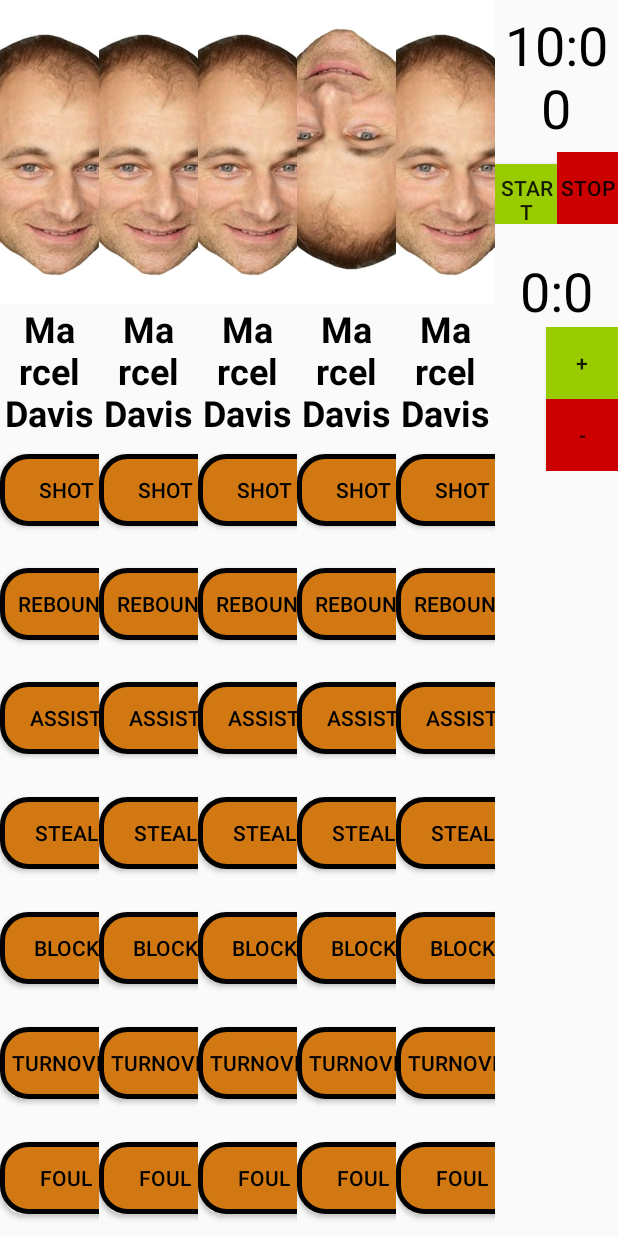
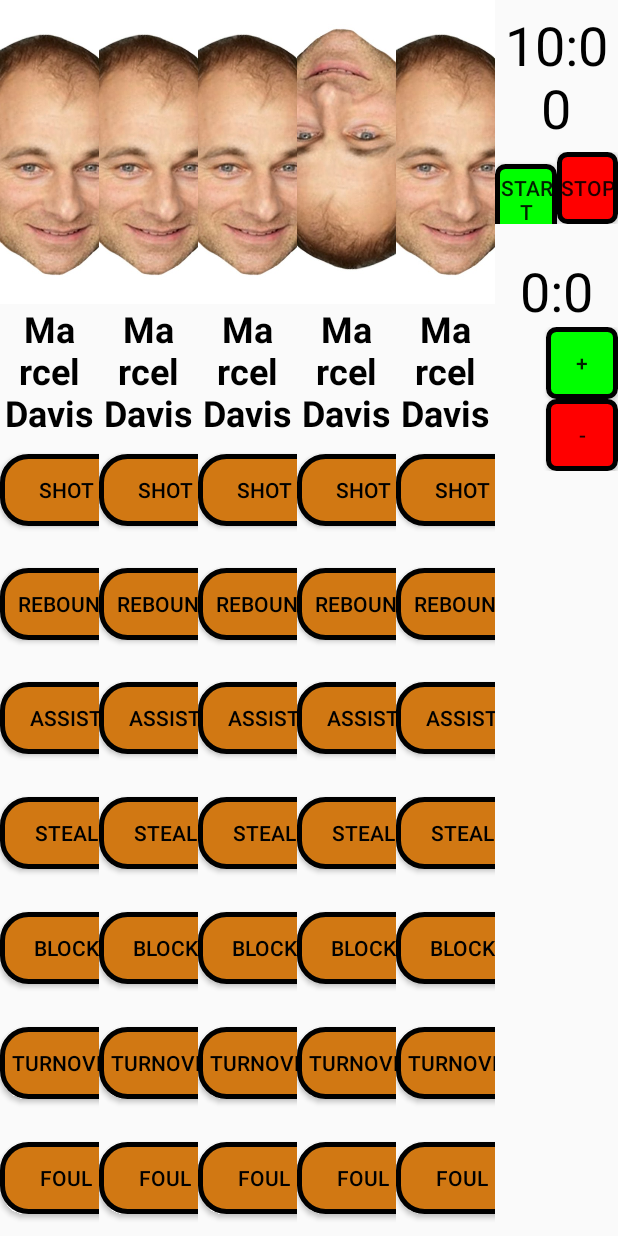
Before and after one commit to basketistics/basketistics0.1, an Android app: the screen it shows after launch (GameActivity), on a phone screen of 412 x 824 dp. Run offline under Robolectric (Android 15) with nearby library versions, the phone set to English and light mode, and no system bars.

Commit message:
Timerbuttons abgerunded

```diff
--- /dev/null
+++ b/app/src/main/res/drawable/timerbuttonshapegreen.xml
@@ -0,0 +1,13 @@
+<?xml version="1.0" encoding="utf-8"?>
+<shape xmlns:android="http://schemas.android.com/apk/res/android" android:shape="rectangle" >
+    <corners
+        android:radius="5dp"
+        />
+    <solid
+        android:color="#00FF00"
+        />
+    <stroke
+        android:width="3dp"
+        android:color="#000000"
+        />
+</shape>
--- /dev/null
+++ b/app/src/main/res/drawable/timerbuttonshapered.xml
@@ -0,0 +1,13 @@
+<?xml version="1.0" encoding="utf-8"?>
+<shape xmlns:android="http://schemas.android.com/apk/res/android" android:shape="rectangle" >
+    <corners
+        android:radius="5dp"
+        />
+    <solid
+        android:color="#FF0000"
+        />
+    <stroke
+        android:width="3dp"
+        android:color="#000000"
+        />
+</shape>
--- a/app/src/main/res/layout/activity_game.xml
+++ b/app/src/main/res/layout/activity_game.xml
@@ -1551,7 +1551,7 @@
                             android:layout_width="wrap_content"
                             android:layout_height="wrap_content"
                             android:layout_weight="1"
-                            android:background="@android:color/holo_green_light"
+                            android:background="@drawable/timerbuttonshapegreen"
                             android:backgroundTintMode="src_in"
                             android:text="Start"
                             tools:text="Start" />
@@ -1562,7 +1562,7 @@
                             android:layout_width="wrap_content"
                             android:layout_height="wrap_content"
                             android:layout_weight="1"
-                            android:background="@android:color/holo_red_dark"
+                            android:background="@drawable/timerbuttonshapered"
                             android:text="Stop"
                             tools:text="Stop" />
                     </LinearLayout>
@@ -1597,7 +1597,7 @@
                             android:layout_width="wrap_content"
                             android:layout_height="wrap_content"
                             android:layout_weight="1"
-                            android:background="@android:color/holo_green_light"
+                            android:background="@drawable/timerbuttonshapegreen"
                             android:backgroundTintMode="src_in"
                             android:text="+"
                             tools:text="+" />
@@ -1608,7 +1608,7 @@
                             android:layout_width="wrap_content"
                             android:layout_height="wrap_content"
                             android:layout_weight="1"
-                            android:background="@android:color/holo_red_dark"
+                            android:background="@drawable/timerbuttonshapered"
                             android:text="-"
                             android:visibility="visible"
                             tools:text="-" />
```
